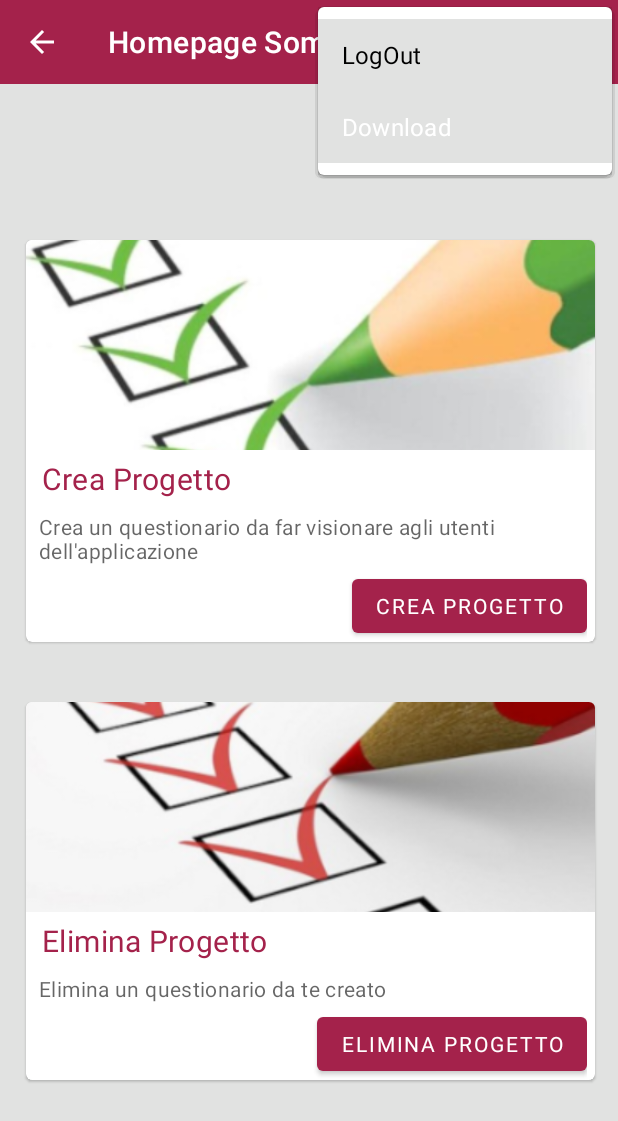
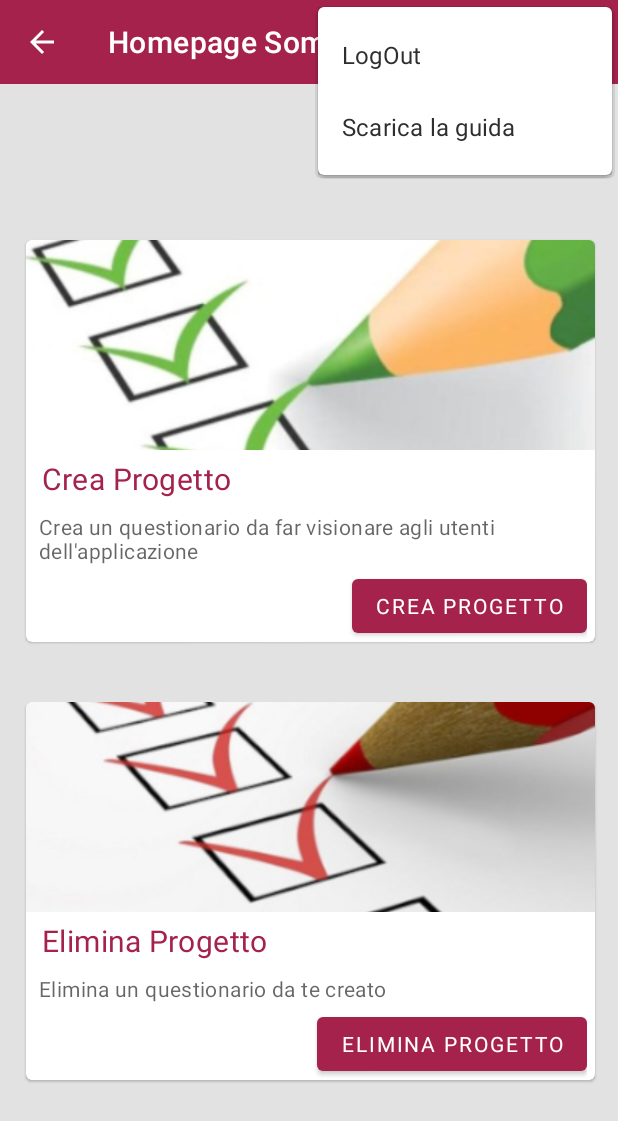
Before and after one commit to Zetlark28/BICAP-Project, an Android app: the HomePageSomministratore screen opened directly, with no data from a screen before it, with the options menu open, on a phone screen of 412 x 824 dp. Shown: the top 1121 px of the screen. Run offline under Robolectric (Android 15) with nearby library versions, the phone set to English and light mode, and no system bars; our stand-ins replace Firebase (no records; nobody signed in at launch, a user with empty details on screens opened directly); Roboto replaces fonts that are not available here.

Commit message:
Fix Menu Somministratore

```diff
--- a/app/src/main/java/it/unimib/bicap/HomePageSomministratore.java
+++ b/app/src/main/java/it/unimib/bicap/HomePageSomministratore.java
@@ -135,10 +135,16 @@ public class HomePageSomministratore extends AppCompatActivity {
         MenuInflater inflater = getMenuInflater();
         inflater.inflate(R.menu.main_menu, menu);
 
-        MenuItem item = menu.getItem(0);
-        SpannableString s = new SpannableString("LogOut");
-        s.setSpan(new ForegroundColorSpan(Color.BLACK), 0, s.length(), 0);
-        item.setTitle(s);
+
+        /*MenuItem itemLogOut = menu.getItem(0);
+        SpannableString sLogOut = new SpannableString("LogOut");
+        sLogOut.setSpan(new ForegroundColorSpan(Color.BLACK), 0, sLogOut.length(), 0);
+        itemLogOut.setTitle(sLogOut);
+
+        MenuItem itemGuide = menu.getItem(1);
+        SpannableString sGuide = new SpannableString("Scarica la Guida");
+        sGuide.setSpan(new ForegroundColorSpan(Color.BLACK), 0, sGuide.length(), 0);
+        itemGuide.setTitle(sGuide);*/
 
         return true;
     }
@@ -150,7 +156,7 @@ public class HomePageSomministratore extends AppCompatActivity {
             updateUI();
             return true;
         }
-        else if (item.getItemId() == R.id.downloadGuide){
+        else if (item.getItemId() == R.id.menuDownload){
 
         }
         return super.onOptionsItemSelected(item);
--- a/app/src/main/res/menu/main_menu.xml
+++ b/app/src/main/res/menu/main_menu.xml
@@ -1,16 +1,14 @@
 <?xml version="1.0" encoding="utf-8"?>
 <menu xmlns:android="http://schemas.android.com/apk/res/android"
     xmlns:app="http://schemas.android.com/apk/res-auto">
+
     <item
         android:id="@+id/menuLogOut"
         android:title="LogOut"
-        android:tooltipText="LogOut"
-        app:showAsAction="never"
-        />
+        app:showAsAction="never"/>
+    <item
+        android:id="@+id/menuDownload"
+        android:title="Scarica la guida"
+        app:showAsAction="never"/>
 
-    <item
-        android:id="@+id/downloadGuide"
-        android:title="Download"
-        app:showAsAction="never"
-        />
 </menu>
--- a/app/src/main/res/values/styles.xml
+++ b/app/src/main/res/values/styles.xml
@@ -8,9 +8,16 @@
         <item name="colorAccent">@color/colorAccent</item>
         <item name="android:textColorHighlight">@color/colorEditTextLight</item>
         <item name="android:textColorLink">@color/colorPrimary</item>
-        <item name="android:itemBackground">@color/sfondo</item>
+        <item name="android:textColor">@color/scritta</item>
         <item name="android:fontFamily">@font/roboto</item>
+        <item name = "android:panelFullBackground">@color/sfondo</item>
+        <item name="actionOverflowMenuStyle">@style/Widget.MaterialComponents.PopupMenu.Overflow</item>
     </style>
+
+    <style name="MyTheme" parent="android:Theme">
+        <item name = "android:panelFullBackground">@color/sfondo</item>
+    </style>
+
 
     <style name="Theme.AppCompat.Light.NoActionBar.FullScreen" parent="@style/Theme.AppCompat.Light.NoActionBar">
         <item name="android:windowNoTitle">true</item>
```
